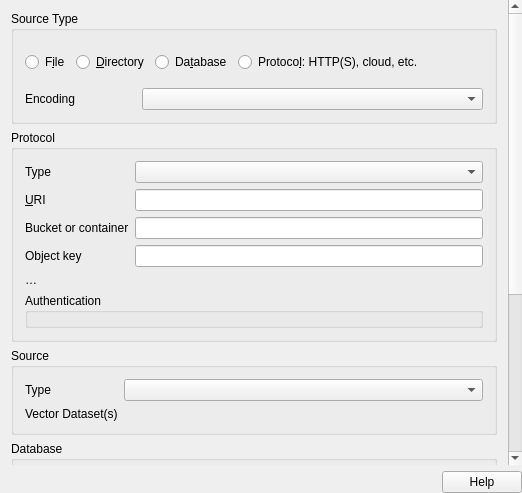
Above: src/ui/qgsogrsourceselectbase.ui from andreassteffens/QGIS before the change. Below: the same form after it.
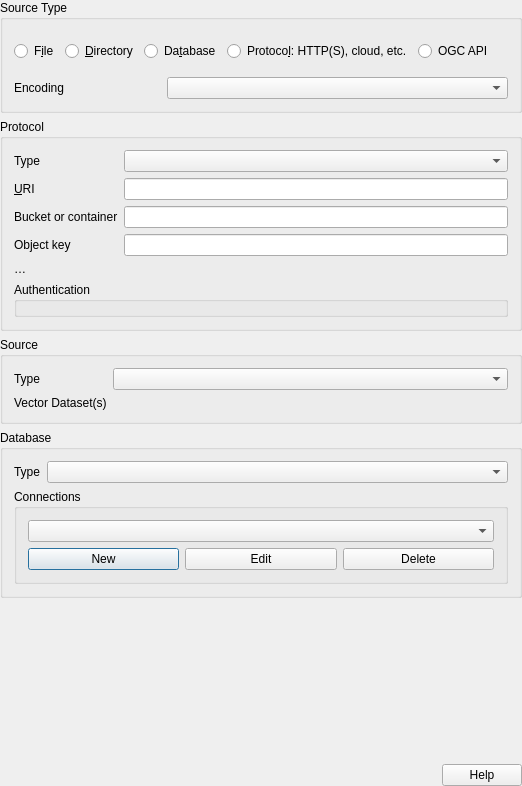
That is the form after the change. Icons and pictures are not drawn. Custom widgets are drawn as their Qt base class.

Patch:
```diff
--- a/src/ui/qgsogrsourceselectbase.ui
+++ b/src/ui/qgsogrsourceselectbase.ui
@@ -10,15 +10,9 @@
     <x>0</x>
     <y>0</y>
     <width>522</width>
-    <height>493</height>
+    <height>786</height>
    </rect>
   </property>
-  <property name="sizePolicy">
-   <sizepolicy hsizetype="Preferred" vsizetype="Preferred">
-    <horstretch>0</horstretch>
-    <verstretch>0</verstretch>
-   </sizepolicy>
-  </property>
   <property name="windowTitle">
    <string>Add Vector Layer</string>
   </property>
@@ -40,24 +34,6 @@
     <number>0</number>
    </property>
    <item>
-    <widget class="QgsScrollArea" name="scrollArea">
-     <property name="frameShape">
-      <enum>QFrame::NoFrame</enum>
-     </property>
-     <property name="widgetResizable">
-      <bool>true</bool>
-     </property>
-     <widget class="QWidget" name="scrollAreaWidgetContents">
-      <property name="geometry">
-       <rect>
-        <x>0</x>
-        <y>-282</y>
-        <width>508</width>
-        <height>745</height>
-       </rect>
-      </property>
-      <layout class="QVBoxLayout" name="verticalLayout_5">
-       <item>
         <layout class="QVBoxLayout" name="verticalLayout_2">
          <item>
           <widget class="QGroupBox" name="srcGroupBox_2">
@@ -101,6 +77,13 @@
                 </property>
                </widget>
               </item>
+          <item>
+           <widget class="QRadioButton" name="radioSrcOgcApi">
+            <property name="text">
+             <string>OGC API</string>
+            </property>
+           </widget>
+          </item>
               <item>
                <spacer name="horizontalSpacer">
                 <property name="orientation">
@@ -383,8 +366,50 @@
           </widget>
          </item>
          <item>
-          <widget class="QgsCollapsibleGroupBox" name="mOpenOptionsGroupBox">
-           <property name="title">
+      <widget class="QgsScrollArea" name="scrollArea">
+       <property name="frameShape">
+        <enum>QFrame::NoFrame</enum>
+       </property>
+       <property name="widgetResizable">
+        <bool>true</bool>
+       </property>
+       <property name="leftMargin" stdset="0">
+        <number>0</number>
+       </property>
+       <property name="topMargin" stdset="0">
+        <number>0</number>
+       </property>
+       <property name="rightMargin" stdset="0">
+        <number>0</number>
+       </property>
+       <property name="bottomMargin" stdset="0">
+        <number>0</number>
+       </property>
+       <widget class="QWidget" name="scrollAreaWidgetContents">
+        <property name="geometry">
+         <rect>
+          <x>0</x>
+          <y>0</y>
+          <width>506</width>
+          <height>78</height>
+         </rect>
+        </property>
+        <layout class="QVBoxLayout" name="verticalLayout_5">
+         <property name="leftMargin">
+          <number>0</number>
+         </property>
+         <property name="topMargin">
+          <number>0</number>
+         </property>
+         <property name="rightMargin">
+          <number>0</number>
+         </property>
+         <property name="bottomMargin">
+          <number>0</number>
+         </property>
+         <item>
+          <widget class="QgsCollapsibleGroupBox" name="mOpenOptionsGroupBox" native="true">
+           <property name="title" stdset="0">
             <string>Options</string>
            </property>
            <layout class="QVBoxLayout" name="openOptionsVBoxLayout">
@@ -405,8 +430,6 @@
            </layout>
           </widget>
          </item>
-        </layout>
-       </item>
        <item>
         <spacer name="verticalSpacer">
          <property name="orientation">
@@ -424,6 +447,8 @@
      </widget>
     </widget>
    </item>
+    </layout>
+   </item>
    <item>
     <widget class="QDialogButtonBox" name="buttonBox">
      <property name="standardButtons">
@@ -435,12 +460,6 @@
  </widget>
  <layoutdefault spacing="6" margin="11"/>
  <customwidgets>
-  <customwidget>
-   <class>QgsCollapsibleGroupBox</class>
-   <extends>QGroupBox</extends>
-   <header>qgscollapsiblegroupbox.h</header>
-   <container>1</container>
-  </customwidget>
   <customwidget>
    <class>QgsFileWidget</class>
    <extends>QWidget</extends>
@@ -450,7 +469,13 @@
   <customwidget>
    <class>QgsAuthSettingsWidget</class>
    <extends>QWidget</extends>
-   <header>auth/qgsauthsettingswidget.h</header>
+   <header>qgsauthsettingswidget.h</header>
+   <container>1</container>
+  </customwidget>
+  <customwidget>
+   <class>QgsCollapsibleGroupBox</class>
+   <extends>QWidget</extends>
+   <header>qgscollapsiblegroupbox.h</header>
    <container>1</container>
   </customwidget>
   <customwidget>
```
Left out of the diff: 6 changed lines with no effect on the pictures. Lines whose indentation alone changed are shown as unchanged.
